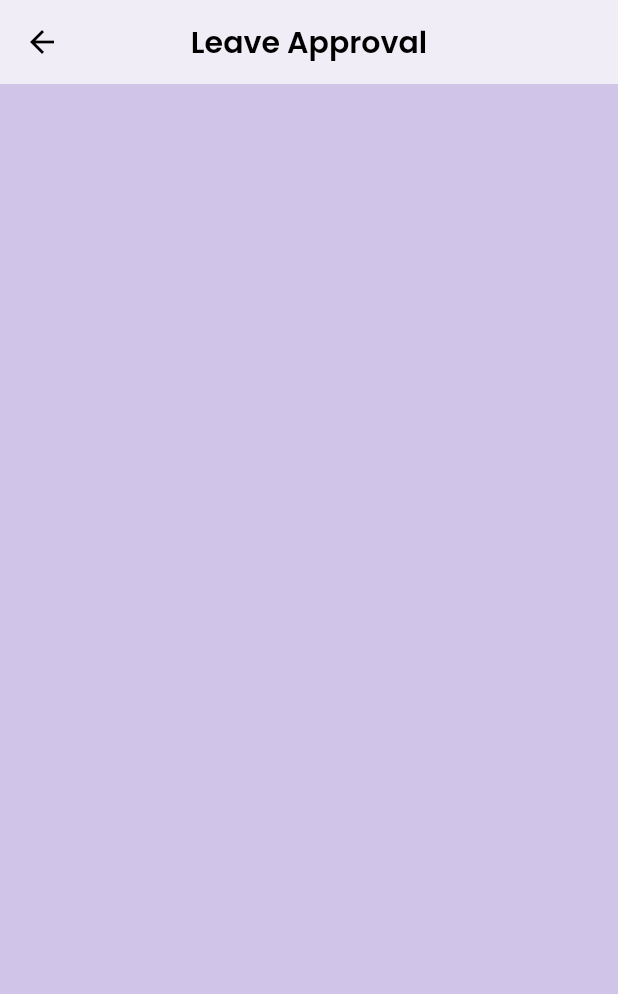
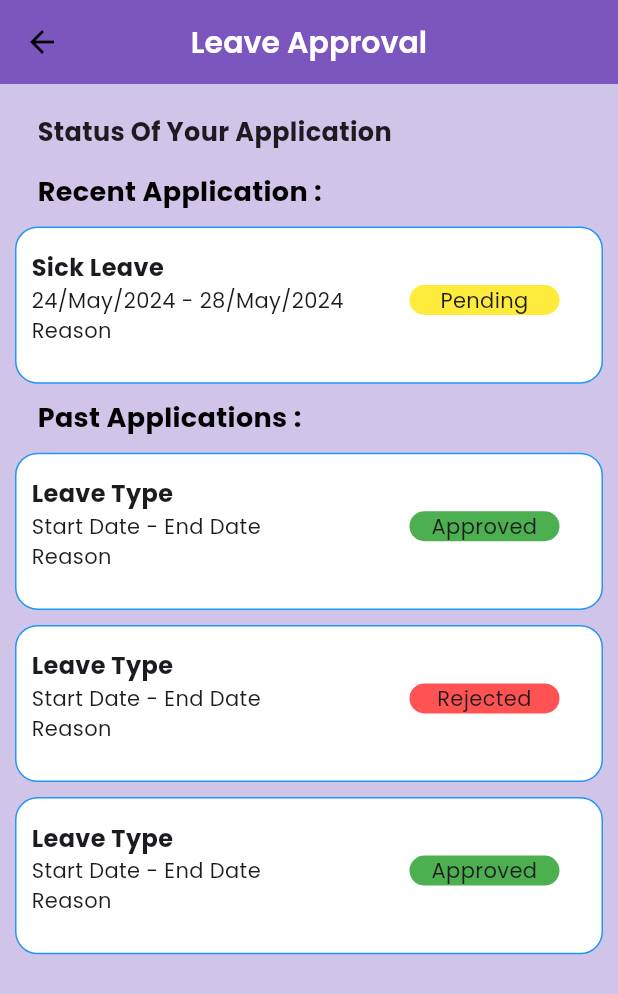
Before and after one commit to adinegi123/HRMS-Attendance-app, a Flutter app: the LeaveApproval screen opened directly, on a phone screen of 412 x 824 dp. Shown: the top 994 px of the screen. Run offline on Flutter 3.47's test engine with Material 3 defaults, Android fonts, the phone set to English and light mode, and no system bars; our stand-ins replace carousel_slider, cloud_firestore, device_info_plus, equatable, firebase_auth, firebase_core and 10 more; missing offline and left inert: flutter_inappwebview, flutter_network_connectivity, random_string_generator; accounts and stored records are empty; project files that could hold a hidden picture were left out.

Commit message:
daily report, leave approval, leave status

```diff
--- /dev/null
+++ b/lib/components/custom_container.dart
@@ -0,0 +1,69 @@
+import 'package:flutter/material.dart';
+
+class CustomContainer extends StatelessWidget {
+  final String leaveType;
+  final String dateRange;
+  final String status;
+  final String reason;
+  final Color statusColor;
+
+  const CustomContainer({
+    super.key,
+    required this.leaveType,
+    required this.dateRange,
+    required this.status,
+    required this.reason,
+    required this.statusColor,
+  });
+
+  @override
+  Widget build(BuildContext context) {
+    return Padding(
+      padding: const EdgeInsets.symmetric(horizontal: 10.0),
+      child: Container(
+        height: MediaQuery.of(context).size.height / 5 - 60,
+        decoration: BoxDecoration(
+          borderRadius: BorderRadius.circular(15),
+          color: Colors.white,
+          border: Border.all(color: Colors.blue, width: 1), // Replace ColorConst.AccentColor with actual color
+        ),
+        child: Padding(
+          padding: const EdgeInsets.symmetric(horizontal: 10.0, vertical: 15),
+          child: Column(
+            crossAxisAlignment: CrossAxisAlignment.start,
+            children: [
+              Text(
+                leaveType,
+                style: const TextStyle(
+                  fontSize: 16,
+                  fontWeight: FontWeight.bold,
+                ),
+              ),
+              Row(
+                mainAxisAlignment: MainAxisAlignment.spaceBetween,
+                children: [
+                  Text(dateRange),
+                  Padding(
+                    padding: const EdgeInsets.symmetric(horizontal: 18.0),
+                    child: Container(
+                      width: 100,
+                      decoration: BoxDecoration(
+                        borderRadius: BorderRadius.circular(15),
+                        color: statusColor,
+                      ),
+                      child: Text(
+                        status,
+                        textAlign: TextAlign.center,
+                      ),
+                    ),
+                  ),
+                ],
+              ),
+              Text(reason),
+            ],
+          ),
+        ),
+      ),
+    );
+  }
+}
--- a/lib/components/secondary_appbar.dart
+++ b/lib/components/secondary_appbar.dart
@@ -18,7 +18,7 @@ class SecondaryAppBar extends StatelessWidget implements PreferredSizeWidget {
   @override
   Widget build(BuildContext context) {
     return AppBar(
-      backgroundColor: Colors.white,
+      backgroundColor: Colors.deepPurple.shade400,
       elevation: 5,
       /*systemOverlayStyle: const SystemUiOverlayStyle(
         statusBarColor: Colors.transparent,
@@ -40,7 +40,7 @@ class SecondaryAppBar extends StatelessWidget implements PreferredSizeWidget {
           Text(
             screenName,
             style: const TextStyle(
-              color: Colors.black,
+              color: Colors.white,
               fontSize: 20,
               fontWeight: FontWeight.w600,
             ),
--- /dev/null
+++ b/lib/components/text_widget.dart
@@ -0,0 +1,31 @@
+import 'package:flutter/material.dart';
+
+class CustomTextStyle {
+  static const TextStyle defaultTextStyle = TextStyle(
+    color: Colors.black,
+    fontSize: 15,
+    fontWeight: FontWeight.normal,
+  );
+}
+
+class TextWidget extends StatelessWidget {
+  final String text;
+  final TextStyle? style;
+
+  const TextWidget({
+    super.key,
+    required this.text,
+    this.style,
+  });
+
+  @override
+  Widget build(BuildContext context) {
+    return Padding(
+      padding: const EdgeInsets.symmetric(horizontal: 25.0, vertical: 5),
+      child: Text(
+        text,
+        style: style ?? CustomTextStyle.defaultTextStyle,
+      ),
+    );
+  }
+}
--- a/lib/screens/apply_for_leave/apply_leave.dart
+++ b/lib/screens/apply_for_leave/apply_leave.dart
@@ -2,6 +2,7 @@ import 'package:attendance_app/components/buttons.dart';
 import 'package:attendance_app/components/custom_text_widget.dart';
 import 'package:attendance_app/components/my_textfields.dart';
 import 'package:attendance_app/components/secondary_appbar.dart';
+import 'package:attendance_app/components/text_widget.dart';
 import 'package:flutter/material.dart';
 import '../../components/custom dropdown.dart';
 
@@ -32,6 +33,18 @@ class _ApplyLeaveState extends State<ApplyLeave> {
         child: Column(
           crossAxisAlignment: CrossAxisAlignment.start,
           children: [
+            /*MyTextWidget(text: "Leave application", style: TextStyle(
+              fontSize: 20,
+              fontWeight: FontWeight.bold
+            ),),*/
+            SizedBox(height: 15,),
+            TextWidget(text: "Please provide Application about your Leave.",
+              style: TextStyle(
+                fontSize: 16,
+                fontWeight: FontWeight.bold
+              ),
+            ),
+
             const MyTextWidget(text: "Reason For Leave"),
             Center(
               child: CustomDropDownMenu(
@@ -73,7 +86,7 @@ class _ApplyLeaveState extends State<ApplyLeave> {
             const SizedBox(height: 50,),
             Center(child: Buttons(onTap: (){},
                 buttonText: const Center(
-                    child: Text("Submit", style: TextStyle(
+                    child: Text("Apply Leave", style: TextStyle(
                     fontSize: 16,
                     fontWeight: FontWeight.bold,
                     color: Colors.white),)
--- a/lib/screens/home/homepage.dart
+++ b/lib/screens/home/homepage.dart
@@ -39,7 +39,8 @@ class _HomeState extends State<Home> {
               screenName: 'Attendance',
               leading: Builder(
                 builder: (context) => IconButton(
-                  icon: const Icon(Icons.menu),
+                  icon: const Icon(Icons.menu,
+                    color: Colors.white,),
                   onPressed: () {
                     Scaffold.of(context).openDrawer();
                   },
@@ -49,26 +50,29 @@ class _HomeState extends State<Home> {
             body: SingleChildScrollView(
                 child: pages[bottomNavBarProvider.selectedIndex]),
             bottomNavigationBar: BottomNavigationBar(
+              backgroundColor: Colors.deepPurple.shade300,
               items: const <BottomNavigationBarItem>[
                 // BottomNavigationBarItem(
                 //   icon: Icon(Icons.home),
                 //   label: 'Home',
                 // ),
                 BottomNavigationBarItem(
-                  icon: Icon(Icons.home),
+                  icon: Icon(Icons.home, color: Colors.white,),
                   label: 'Dashboard',
                 ),
                 BottomNavigationBarItem(
-                  icon: Icon(Icons.calendar_today),
+                  icon: Icon(Icons.calendar_month,color: Colors.white,),
                   label: 'Calendar',
                 ),
                 BottomNavigationBarItem(
-                  icon: Icon(Icons.person),
+                  icon: Icon(Icons.person,color: Colors.white,),
                   label: 'Profile',
                 ),
               ],
               currentIndex: bottomNavBarProvider.selectedIndex,
-              selectedItemColor: ColorConst.appPurpleColor,
+              selectedItemColor: Colors.white,
+              unselectedItemColor: Colors.white54,
+
               onTap: (index) {
                 bottomNavBarProvider.setIndex(index);
               },
--- a/lib/screens/leave_approval/leave_approval.dart
+++ b/lib/screens/leave_approval/leave_approval.dart
@@ -1,5 +1,8 @@
+import 'package:attendance_app/components/custom_container.dart';
+import 'package:attendance_app/components/custom_text_widget.dart';
 import 'package:attendance_app/components/secondary_appbar.dart';
 import 'package:flutter/material.dart';
+import '../../components/text_widget.dart';
 
 class LeaveApproval extends StatefulWidget {
   const LeaveApproval({super.key});
@@ -13,8 +16,47 @@ class _LeaveApprovalState extends State<LeaveApproval> {
   Widget build(BuildContext context) {
     return Scaffold(
       backgroundColor: Colors.deepPurple.shade100,
-      appBar: SecondaryAppBar(screenName: "Leave Approval"),
-     // body: ,
+      appBar: const SecondaryAppBar(screenName: "Leave Approval"),
+     body: Column(
+       crossAxisAlignment: CrossAxisAlignment.start,
+       children: [
+         const SizedBox(height: 15,),
+         const TextWidget(text: "Status Of Your Application",
+           style: TextStyle(
+               fontSize: 17,
+               fontWeight: FontWeight.bold
+           ),
+         ),
+         const MyTextWidget(text: "Recent Application :"),
+         const CustomContainer(
+             leaveType: "Sick Leave",
+             dateRange:"24/May/2024 - 28/May/2024",
+             status: "Pending",
+             reason: "Reason",
+             statusColor: Colors.yellow),
+         const MyTextWidget(text: "Past Applications :"),
+         const CustomContainer(
+             leaveType: "Leave Type",
+             dateRange:"Start Date - End Date",
+             status: "Approved",
+             reason: "Reason",
+             statusColor: Colors.green),
+         const SizedBox(height: 10,),
+         CustomContainer(
+             leaveType: "Leave Type",
+             dateRange:"Start Date - End Date",
+             status: "Rejected",
+             reason: "Reason",
+             statusColor: Colors.redAccent.shade200),
+         const SizedBox(height: 10,),
+         const CustomContainer(
+             leaveType: "Leave Type",
+             dateRange:"Start Date - End Date",
+             status: "Approved",
+             reason: "Reason",
+             statusColor: Colors.green),
+       ],
+     ) ,
     );
   }
 }
--- a/lib/screens/login/login.dart
+++ b/lib/screens/login/login.dart
@@ -178,7 +178,13 @@ class _LoginState extends State<Login> {
                               }
                             }
                           },
-                          buttonText: const Center(child: Text('Login')),
+                          buttonText: const Center(
+                              child: Text('Login',
+                                style: TextStyle(
+                                  color: Colors.white,
+                                  fontWeight: FontWeight.bold,
+                                  fontSize: 16
+                                ),)),
                         ),
                         const SizedBox(
                           height: 20,
--- a/lib/screens/signup/signup.dart
+++ b/lib/screens/signup/signup.dart
@@ -635,7 +635,17 @@ class _SignUpState extends State<SignUp> {
                               }
                             }
                           },
-                          buttonText: const Center(child: Text('Sign up')),
+                          buttonText: const Center(
+                            child: Center(
+                              child: Text(
+                                'Sign Up',
+                                style: TextStyle(color: Colors.white,
+                                fontSize: 16,
+                                fontWeight: FontWeight.bold
+                                ),
+                              ),
+                            ),
+                          ),
                         ),
                       ),
                       const SizedBox(
```
